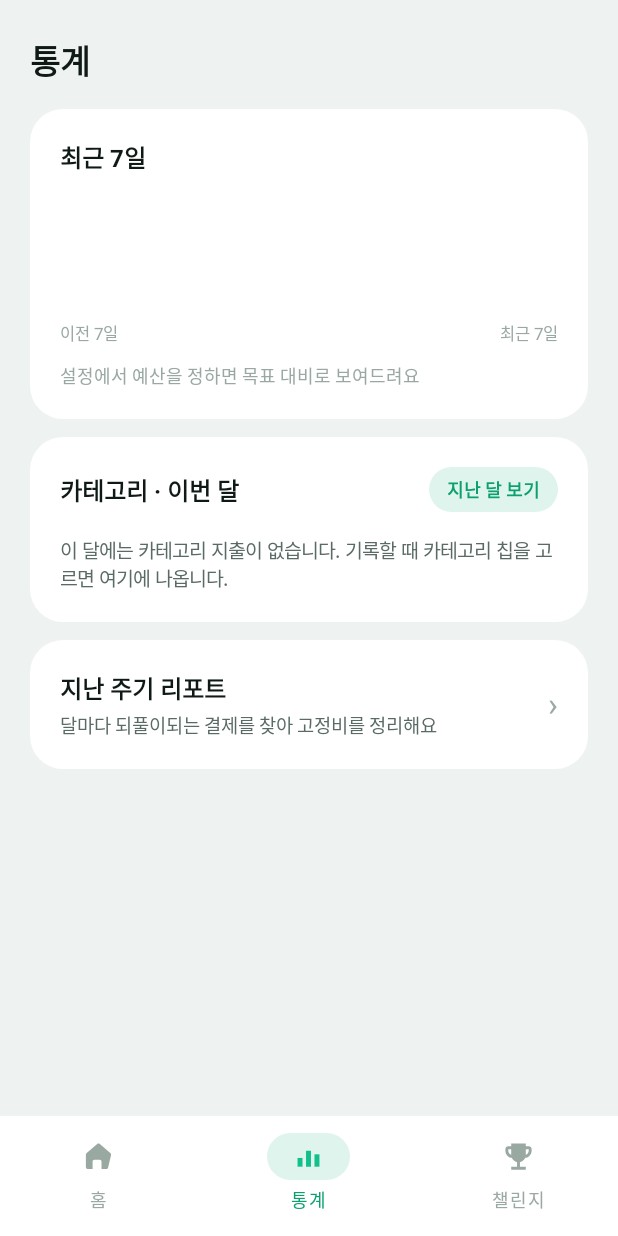
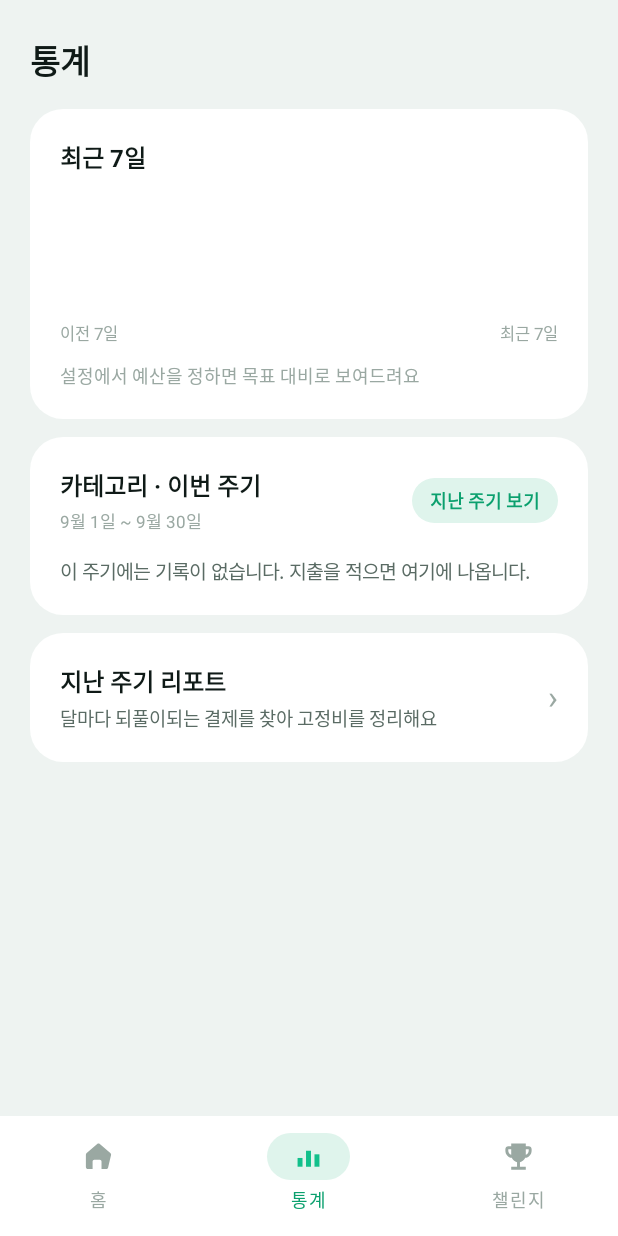
Before and after one commit to Jaehito/Calc, an Android app built with Jetpack Compose: the HomeActivity screen opened directly, with no data from a screen before it, item 2 of the bottom bar chosen, on a phone screen of 412 x 824 dp. Run offline under Robolectric (Android 15) with nearby library versions, the phone set to English and light mode, and no system bars; our stand-ins replace Firebase (no records; nobody signed in at launch, a user with empty details on screens opened directly).

Commit message:
통계 카테고리를 달력 달이 아니라 월급날 주기로 셈
곳간도 챌린지도 등급도 리포트도 전부 월급날부터 다음 월급날 전날까지를 한 덩어리로 보는데,
통계의 카테고리 도넛만 1일부터 말일까지를 셌다. 월급날이 15일인 사람에게 「이번 달」은
아무 의미가 없다 — 같은 화면의 숫자들이 서로 다른 기간을 말하고 있었다.

이제 「이번 주기」·「지난 주기」로 가른다. 주기 몇 개를 거슬러 올라가는 것은 달을 빼서 구하지
않는다 — 월급날이 31일이면 2월에 28일로 줄었다가 3월에 31일로 돌아오므로 「한 달 전」이 주기
경계와 어긋난다. 한 주기씩 실제로 거슬러 올라가야 맞는다(Payday.cycleBefore).

카드에 기간을 함께 적는다. 「9월 15일 ~ 10월 14일」. 월급날이 달 중간이면 「이번 주기」가
달력 달과 어긋나는데, 어느 날부터 어느 날까지인지 밝히지 않으면 사용자는 그 숫자가 무엇을
센 것인지 알 수 없다.

조각을 눌러 펼치는 범위도 같이 따라간다. 화면에 「이번 주기 620,000원」이라 써 놓고 펼쳤더니
다른 합계가 나오면 숫자를 못 믿게 된다.

StatsData 의 thisMonth·lastMonth 를 걷어냈다. 계산만 하고 어느 화면에서도 읽지 않는 값인데,
통계를 열 때마다 한 달 치 날짜를 곳간 수만큼 훑고 있었다.

Co-Authored-By: Claude Opus 5 <noreply@anthropic.com>
Claude-Session: https://claude.ai/code/session_01YLMEccRf3VuiVDhE2kv7Ym

```diff
--- a/android/app/src/main/java/com/calc/expense/HomeActivity.kt
+++ b/android/app/src/main/java/com/calc/expense/HomeActivity.kt
@@ -24,7 +24,6 @@ import androidx.compose.ui.unit.dp
 import androidx.compose.ui.unit.sp
 import java.time.LocalDate
 import java.time.LocalTime
-import java.time.YearMonth
 import java.util.concurrent.Executors
 
 /**
@@ -45,8 +44,8 @@ class HomeActivity : ComponentActivity() {
     private var notice: String? by mutableStateOf(null)
 
     private var stats: StatsData? by mutableStateOf(null)
-    /** 카테고리 막대가 보는 달. 0 = 이번 달, 1 = 지난 달. */
-    private var categoryMonthBack: Int by mutableStateOf(0)
+    /** 카테고리 막대가 보는 주기. 0 = 이번 주기, 1 = 지난 주기. 달력 달이 아니라 월급날 기준이다. */
+    private var categoryCycleBack: Int by mutableStateOf(0)
 
     private val challenge: ChallengeRepository by lazy { FirestoreChallengeRepository(this) }
     private var challengeUi: ChallengeUi by mutableStateOf(ChallengeUi())
@@ -259,16 +258,16 @@ class HomeActivity : ComponentActivity() {
     }
 
     /**
-     * 도넛 조각 하나를 이름별로 펼친다. 범위는 **지금 도넛이 보고 있는 달**과 같아야 한다 —
-     * 화면에 「이번 달 620,000원」이라 써 놓고 펼쳤더니 다른 합계가 나오면 숫자를 못 믿는다.
+     * 도넛 조각 하나를 이름별로 펼친다. 범위는 **지금 도넛이 보고 있는 주기**와 같아야 한다 —
+     * 화면에 「이번 주기 620,000원」이라 써 놓고 펼쳤더니 다른 합계가 나오면 숫자를 못 믿는다.
      *
      * 도넛의 «미분류»는 저장된 값이 빈 문자열이다([CategoryBreakdown.UNCATEGORIZED]).
      */
     private fun openCategoryDetail(sliceName: String) {
-        val month: YearMonth = YearMonth.from(LocalDate.now()).minusMonths(categoryMonthBack.toLong())
+        val cycle: BudgetCycle = categoryCycle()
         val category: String = if (sliceName == CategoryBreakdown.UNCATEGORIZED) "" else sliceName
         startActivity(
-            CategoryDetailActivity.intent(this, category, month.atDay(1), month.atEndOfMonth()),
+            CategoryDetailActivity.intent(this, category, cycle.start, cycle.lastDay),
         )
     }
 
@@ -405,22 +404,36 @@ class HomeActivity : ComponentActivity() {
     }
 
     private fun toggleCategoryMonth() {
-        categoryMonthBack = if (categoryMonthBack == 0) 1 else 0
+        categoryCycleBack = if (categoryCycleBack == 0) 1 else 0
         loadStats()
     }
+
+    /**
+     * 카테고리 도넛이 보고 있는 주기. 달력 달이 아니라 **월급날 기준**이다 — 곳간·챌린지·등급이
+     * 전부 월급날부터 다음 월급날 전날까지를 한 덩어리로 보는데 카테고리만 1일부터 세면
+     * 같은 화면의 숫자들이 서로 다른 기간을 말하게 된다.
+     */
+    private fun categoryCycle(today: LocalDate = LocalDate.now()): BudgetCycle =
+        Payday.cycleBefore(today, SettingsStore.load(this).payDay, categoryCycleBack)
 
     private fun loadStats() {
         val today: LocalDate = LocalDate.now()
         val base: StatsData = StatsRepository.localOnly(this, today)
-        val month: YearMonth = YearMonth.from(today).minusMonths(categoryMonthBack.toLong())
-        val label: String = if (categoryMonthBack == 0) "이번 달" else "지난 달"
-        stats = base.copy(categoryMonthLabel = label, loadingCategories = true, error = null)
+        val cycle: BudgetCycle = categoryCycle(today)
+        val label: String = if (categoryCycleBack == 0) "이번 주기" else "지난 주기"
+        val range: String = StatusText.cycleRange(cycle)
+        stats = base.copy(
+            categoryCycleLabel = label,
+            categoryCycleRange = range,
+            loadingCategories = true,
+            error = null,
+        )
 
         val app = applicationContext
         io.execute {
             val (totals: Map<String, Long>, error: String?) =
                 try {
-                    StatsRepository.fetchCategories(app, month)
+                    StatsRepository.fetchCategories(app, cycle)
                 } catch (e: Exception) {
                     emptyMap<String, Long>() to "오류: ${e.message ?: e.javaClass.simpleName}"
                 }
@@ -428,7 +441,8 @@ class HomeActivity : ComponentActivity() {
             runOnUiThread {
                 if (isFinishing || isDestroyed) return@runOnUiThread
                 stats = base.copy(
-                    categoryMonthLabel = label,
+                    categoryCycleLabel = label,
+                    categoryCycleRange = range,
                     categories = CategoryBreakdown.of(totals),
                     categoryTotal = CategoryBreakdown.total(totals),
                     loadingCategories = false,
--- a/android/app/src/main/java/com/calc/expense/Payday.kt
+++ b/android/app/src/main/java/com/calc/expense/Payday.kt
@@ -51,6 +51,22 @@ object Payday {
         return ym.atDay(minOf(normalize(payDay), ym.lengthOfMonth()))
     }
 
+    /**
+     * [day] 가 속한 주기에서 [back] 만큼 거슬러 올라간 주기. [back] 이 0 이면 그 주기 자체.
+     *
+     * 달을 빼서 구하지 않는다 — 월급날이 31일이면 2월에 28일로 줄었다가 3월에 31일로 돌아오므로
+     * 「한 달 전」이 주기 경계와 어긋난다. 한 주기씩 실제로 거슬러 올라가야 맞는다.
+     */
+    fun cycleBefore(day: LocalDate, payDay: Int, back: Int): BudgetCycle {
+        var cycle: BudgetCycle = cycleOf(day, payDay)
+        var left: Int = maxOf(0, back)
+        while (left > 0) {
+            cycle = cycleOf(cycle.start.minusDays(1), payDay)
+            left--
+        }
+        return cycle
+    }
+
     /** [day] 가 속한 주기. */
     fun cycleOf(day: LocalDate, payDay: Int): BudgetCycle {
         val p: Int = normalize(payDay)
--- a/android/app/src/main/java/com/calc/expense/StatsRepository.kt
+++ b/android/app/src/main/java/com/calc/expense/StatsRepository.kt
@@ -2,7 +2,6 @@ package com.calc.expense
 
 import android.content.Context
 import java.time.LocalDate
-import java.time.YearMonth
 
 /** 통계 화면이 쓰는 한 벌. 기간 비교는 로컬 캐시, 카테고리 막대는 저장소에서 온다. */
 data class StatsData(
@@ -10,10 +9,10 @@ data class StatsData(
     val prev7: Long,
     /** 최근 7일 목표 (연결된 곳간의 하루치 합 × 7). 예산 미설정이면 0. */
     val week7Budget: Long,
-    val thisMonth: Long,
-    val lastMonth: Long,
-    /** 카테고리 막대가 어느 달인지 (이번 달/지난 달). */
-    val categoryMonthLabel: String,
+    /** 카테고리 막대가 어느 주기인지 (이번 주기/지난 주기). */
+    val categoryCycleLabel: String,
+    /** 그 주기가 언제부터 언제까지인지 — «9월 15일 ~ 10월 14일». */
+    val categoryCycleRange: String,
     val categories: List<CategorySlice>,
     val categoryTotal: Long,
     /** 지난 14일 일별 합계(오래된→최신). 앞 7일·뒤 7일로 주간 추이 막대를 그린다. */
@@ -33,8 +32,7 @@ object StatsRepository {
     /** 네트워크 없이 기간 비교만. 카테고리는 아직 비어 있고 [loadingCategories] = true. */
     fun localOnly(context: Context, today: LocalDate = LocalDate.now()): StatsData {
         val prev7End: LocalDate = today.minusDays(7)
-        val thisMonth: YearMonth = YearMonth.from(today)
-        val lastMonth: YearMonth = thisMonth.minusMonths(1)
+        val cycle: BudgetCycle = Payday.cycleOf(today, SettingsStore.load(context).payDay)
 
         val daily: MutableList<Long> = ArrayList(14)
         var d: Int = 13
@@ -48,9 +46,8 @@ object StatsRepository {
             recent7 = spentBetween(context, today.minusDays(6), today),
             prev7 = spentBetween(context, prev7End.minusDays(6), prev7End),
             week7Budget = dailyBudget(context, today) * 7L,
-            thisMonth = spentInMonth(context, thisMonth),
-            lastMonth = spentInMonth(context, lastMonth),
-            categoryMonthLabel = "이번 달",
+            categoryCycleLabel = "이번 주기",
+            categoryCycleRange = StatusText.cycleRange(cycle),
             categories = emptyList(),
             categoryTotal = 0L,
             daily14 = daily,
@@ -88,25 +85,27 @@ object StatsRepository {
         return total
     }
 
-    private fun spentInMonth(context: Context, month: YearMonth): Long =
-        spentBetween(context, month.atDay(1), month.atEndOfMonth())
-
     /**
-     * 그 달의 카테고리별 합계. 저장소를 읽으므로 백그라운드에서 부른다.
+     * 그 **주기**의 카테고리별 합계. 저장소를 읽으므로 백그라운드에서 부른다.
+     *
+     * 달력 달이 아니라 주기로 센다. 월급날이 15일인 사람에게 「이번 달」은 아무 의미가 없다 —
+     * 곳간도 챌린지도 등급도 전부 월급날부터 다음 월급날 전날까지를 한 덩어리로 보는데,
+     * 카테고리만 1일부터 세면 같은 화면의 숫자들이 서로 다른 기간을 말하게 된다.
      *
      * 곳간마다 한 번씩 읽어 합친다. 성공하면 (카테고리 합계, null), 실패하면 (빈 맵, 오류 문구) —
      * **한 곳간이라도 실패하면 전부 실패로 본다.** 반쪽만 담아 보여주면 숫자가 조용히 작아진다.
      *
      * **카테고리가 없는 줄도 담는다.** 예전에는 빈 카테고리를 건너뛰었는데, 그러면 그 돈이
-     * 도넛에서 통째로 사라지고 「이 달 합계」도 실제보다 작아진다. 사용자 눈에는 모든 지출이
-     * 저절로 분류된 것처럼 보이지만 실제로는 분류 안 된 돈이 화면에서 없어진 것이다.
+     * 도넛에서 통째로 사라지고 합계도 실제보다 작아진다. 사용자 눈에는 모든 지출이 저절로
+     * 분류된 것처럼 보이지만 실제로는 분류 안 된 돈이 화면에서 없어진 것이다.
      * 빈 이름은 [CategoryBreakdown] 이 «미분류»로 묶는다 — 주기 리포트도 같은 규칙을 쓴다.
      */
-    fun fetchCategories(context: Context, month: YearMonth): Pair<Map<String, Long>, String?> {
+    fun fetchCategories(context: Context, cycle: BudgetCycle): Pair<Map<String, Long>, String?> {
         val merged = LinkedHashMap<String, Long>()
         for (purse in PurseAccess.linked(context)) {
-            val rows: List<ExpenseRow> = FirestoreExpenseReader.monthRows(context, purse, month)
-                ?: return emptyMap<String, Long>() to "카테고리를 불러오지 못했습니다"
+            val rows: List<ExpenseRow> =
+                FirestoreExpenseReader.rowsBetween(context, purse, cycle.start, cycle.lastDay)
+                    ?: return emptyMap<String, Long>() to "카테고리를 불러오지 못했습니다"
             for (row in rows) {
                 merged[row.category] = (merged[row.category] ?: 0L) + row.amount
             }
--- a/android/app/src/main/java/com/calc/expense/StatsScreen.kt
+++ b/android/app/src/main/java/com/calc/expense/StatsScreen.kt
@@ -226,15 +226,26 @@ private fun Gauge(percent: Int) {
 private fun CategoryCard(data: StatsData, onToggle: () -> Unit, onOpenCategory: (String) -> Unit) {
     CardBox {
         Row(verticalAlignment = Alignment.CenterVertically) {
+            Column(modifier = Modifier.weight(1f)) {
+                Text(
+                    text = "카테고리 · ${data.categoryCycleLabel}",
+                    color = HomePalette.Ink,
+                    fontSize = 16.sp,
+                    fontWeight = FontWeight.Bold,
+                )
+                // 월급날이 달 중간이면 「이번 주기」가 달력 달과 어긋난다. 어느 날부터
+                // 어느 날까지인지 밝히지 않으면 이 숫자가 무엇을 센 것인지 알 수 없다.
+                Spacer(Modifier.height(3.dp))
+                Text(
+                    text = data.categoryCycleRange,
+                    color = HomePalette.Muted,
+                    fontSize = 11.5f.sp,
+                    style = Figures,
+                )
+            }
+            Spacer(Modifier.width(10.dp))
             Text(
-                text = "카테고리 · ${data.categoryMonthLabel}",
-                color = HomePalette.Ink,
-                fontSize = 16.sp,
-                fontWeight = FontWeight.Bold,
-                modifier = Modifier.weight(1f),
-            )
-            Text(
-                text = if (data.categoryMonthLabel == "이번 달") "지난 달 보기" else "이번 달 보기",
+                text = if (data.categoryCycleLabel == "이번 주기") "지난 주기 보기" else "이번 주기 보기",
                 color = HomePalette.Accent,
                 fontSize = 12.sp,
                 fontWeight = FontWeight.SemiBold,
@@ -254,7 +265,7 @@ private fun CategoryCard(data: StatsData, onToggle: () -> Unit, onOpenCategory:
                 Text(text = "불러오는 중…", color = HomePalette.Muted, fontSize = 13.sp)
             data.categories.isEmpty() ->
                 Text(
-                    text = "이 달에는 카테고리 지출이 없습니다. 기록할 때 카테고리 칩을 고르면 여기에 나옵니다.",
+                    text = "이 주기에는 기록이 없습니다. 지출을 적으면 여기에 나옵니다.",
                     color = HomePalette.Ink2,
                     fontSize = 13.sp,
                 )
@@ -302,7 +313,7 @@ private fun DonutAndLegend(data: StatsData, onOpenCategory: (String) -> Unit) {
     Box(modifier = Modifier.fillMaxWidth().height(1.dp).background(HomePalette.Line))
     Spacer(Modifier.height(14.dp))
     Text(
-        text = "이 달 합계 ${StatusText.won(data.categoryTotal)}",
+        text = "이 주기 합계 ${StatusText.won(data.categoryTotal)}",
         color = HomePalette.Ink2,
         fontSize = 12.5f.sp,
         style = Figures,
--- a/android/app/src/main/java/com/calc/expense/StatusText.kt
+++ b/android/app/src/main/java/com/calc/expense/StatusText.kt
@@ -25,6 +25,15 @@ object StatusText {
         NumberFormat.getNumberInstance(Locale.KOREA).format(amount)
 
     fun won(amount: Long): String = format(amount) + "원"
+
+    /**
+     * 주기를 사람이 읽는 한 줄로 — «9월 15일 ~ 10월 14일».
+     *
+     * 월급날이 달 중간이면 「이번 주기」가 달력 달과 어긋난다. 어느 날짜부터 어느 날짜까지인지
+     * 화면이 말해 주지 않으면, 사용자는 그 숫자가 무엇을 센 것인지 알 수 없다.
+     */
+    fun cycleRange(cycle: BudgetCycle): String =
+        cycle.start.format(DAY_FORMAT) + " ~ " + cycle.lastDay.format(DAY_FORMAT)
 
     /** 원을 붙이지 않은 쉼표 숫자. 히어로 숫자처럼 «원» 단위를 따로 붙이는 곳에서 쓴다. */
     fun figure(amount: Long): String = format(amount)
```
Also changed, not shown: 1 other file.
